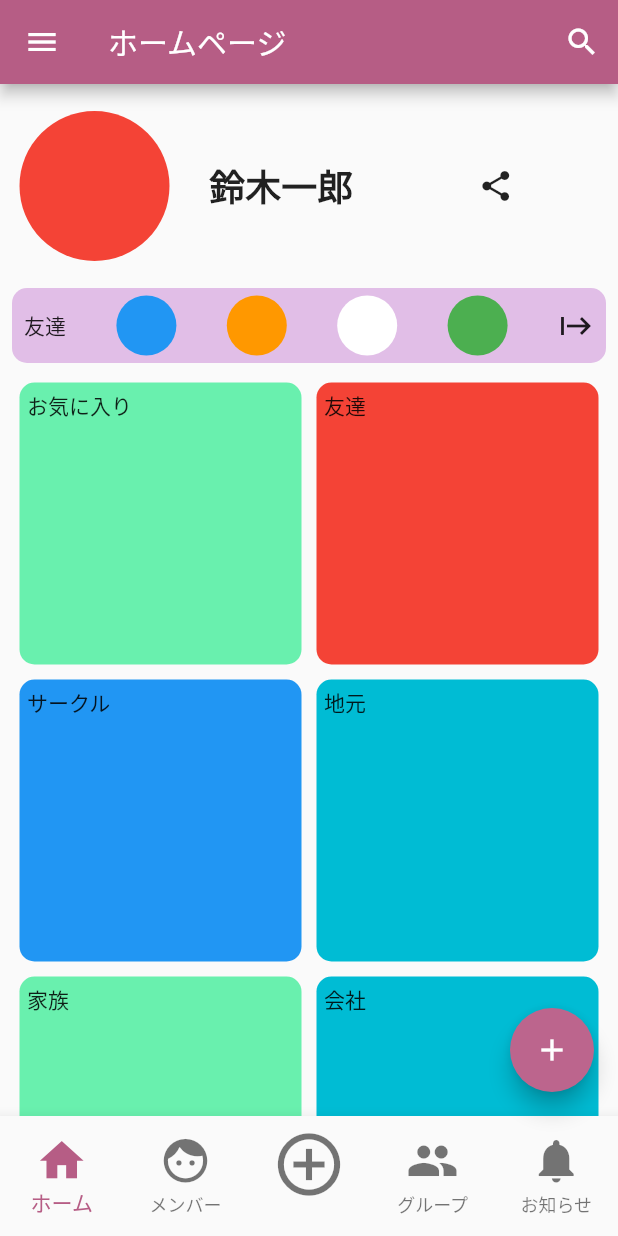
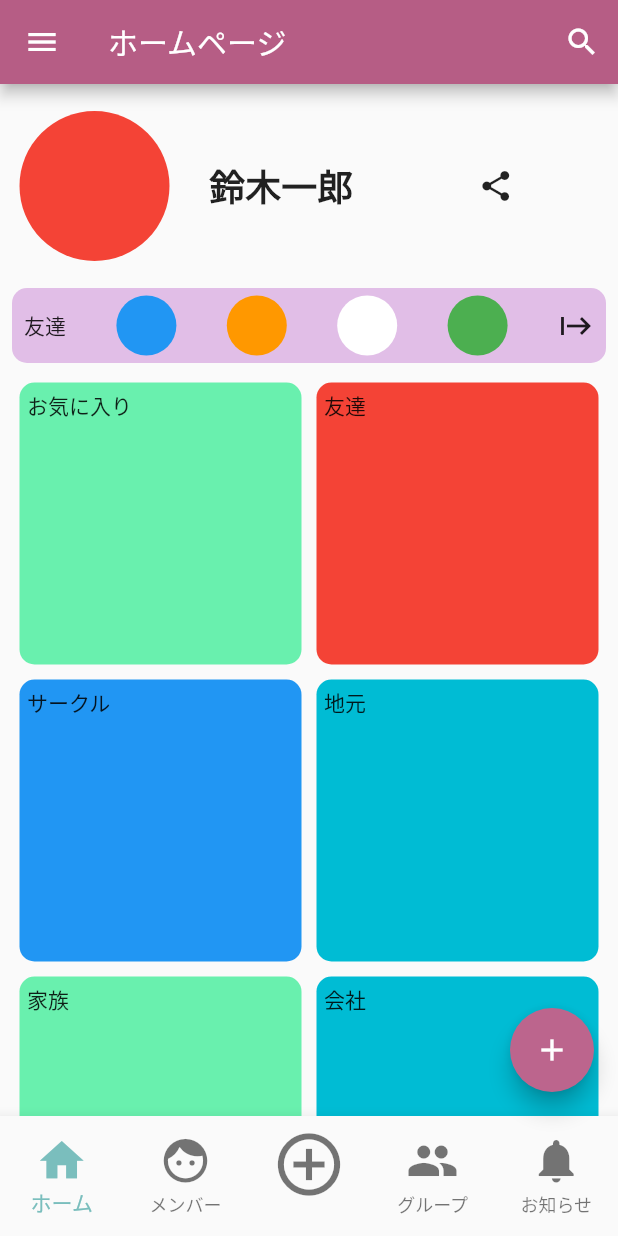
Before and after one commit to trm11tkr/connectionary, a Flutter app: the screen it shows after launch, on a phone screen of 412 x 824 dp. Run offline on Flutter 3.47's test engine with Material 2 defaults, Android fonts, the phone set to English and light mode, and no system bars.

Commit message:
カラーパターンを追加

```diff
--- a/lib/configs/app_theme.dart
+++ b/lib/configs/app_theme.dart
@@ -3,13 +3,11 @@ import 'package:flutter/material.dart';
 class AppTheme {
   AppTheme._();
 
-  static get primaryColor => customSwatch.shade600;
+  static get mainPrimaryColor => mainCustomSwatch.shade600;
+  static get mainPrimaryColorLite => mainCustomSwatch.shade300;
+  static get mainPrimaryColorDark => mainCustomSwatch.shade900;
 
-  static get primaryColorLite => customSwatch.shade300;
-
-  static get primaryColorDark => customSwatch.shade900;
-
-  static const MaterialColor customSwatch = MaterialColor(
+  static const MaterialColor mainCustomSwatch = MaterialColor(
     0xFFB65D85,
     <int, Color>{
       50: Color(0xFFF7EDF1),
@@ -25,10 +23,37 @@ class AppTheme {
     },
   );
 
-  static ThemeData get theme => ThemeData(
-        primarySwatch: customSwatch,
-        primaryColor: primaryColor,
-        primaryColorLight: primaryColorLite,
-        primaryColorDark: primaryColorDark,
+  static ThemeData get mainTheme => ThemeData(
+        primarySwatch: mainCustomSwatch,
+        primaryColor: mainPrimaryColor,
+        primaryColorLight: mainPrimaryColorLite,
+        primaryColorDark: mainPrimaryColorDark,
       );
+
+  static get subPrimaryColor => subCustomSwatch.shade600;
+  static get subPrimaryColorLite => subCustomSwatch.shade300;
+  static get subPrimaryColorDark => subCustomSwatch.shade900;
+
+  static const MaterialColor subCustomSwatch = MaterialColor(
+    0xFFB65D85,
+    <int, Color>{
+      50: Color(0xFFF0F8F8),
+      100: Color(0xFFDAEDED),
+      200: Color(0xFFC1E2E1),
+      300: Color(0xFFA8D6D5),
+      400: Color(0xFF95CDCC),
+      500: Color(0xFF82C4C3),
+      600: Color(0xFF7ABEBD),
+      700: Color(0xFF6FB6B5),
+      800: Color(0xFF65AFAE),
+      900: Color(0xFF52A2A1),
+    },
+  );
+
+  static ThemeData get subTheme => ThemeData(
+    primarySwatch: subCustomSwatch,
+    primaryColor: subPrimaryColor,
+    primaryColorLight: subPrimaryColorLite,
+    primaryColorDark: subPrimaryColorDark,
+  );
 }
--- a/lib/main.dart
+++ b/lib/main.dart
@@ -14,7 +14,7 @@ class MyApp extends StatelessWidget {
   Widget build(BuildContext context) {
     return MaterialApp(
       theme:ThemeData(
-          primarySwatch: AppTheme.customSwatch,
+          primarySwatch: AppTheme.mainCustomSwatch,
       ),
       home: const HomePage(),
     );
--- a/lib/ui/widgets/menu_view/navigation_bar_bottom.dart
+++ b/lib/ui/widgets/menu_view/navigation_bar_bottom.dart
@@ -7,7 +7,7 @@ class NavigationBarBottom extends StatelessWidget {
   @override
   Widget build(BuildContext context) {
     return BottomNavigationBar(
-      selectedItemColor: AppTheme.theme.primaryColor,
+      selectedItemColor: AppTheme.subTheme.primaryColor,
       type: BottomNavigationBarType.fixed,
       items: myBottomNavBarItems(),
       iconSize: 35,
```
